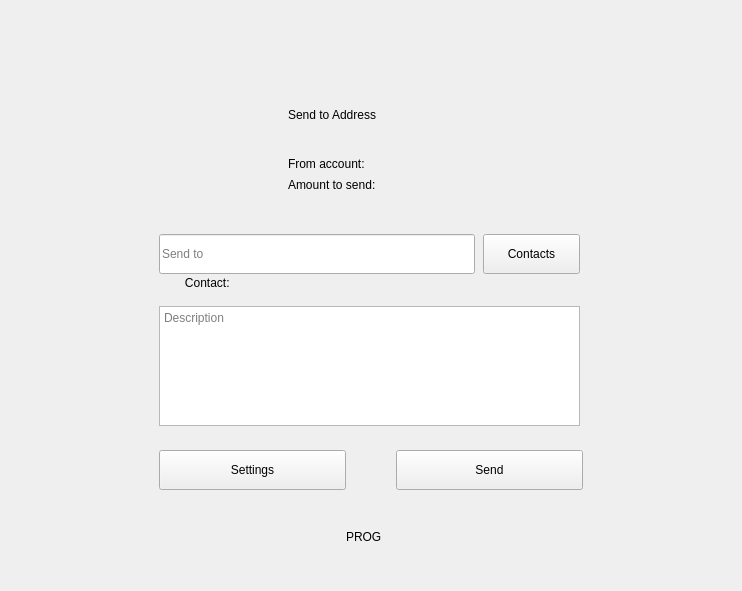
First picture: the form in windows/g_sendOnline.ui, repository 0xkobe/mwc-wallet, before the edit.
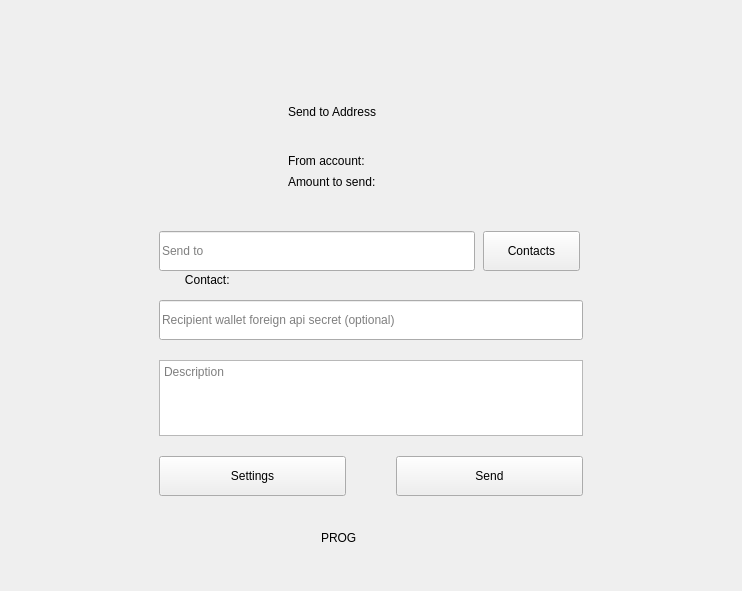
Second picture: the form after the edit. Icons and pictures are not drawn. Custom widgets are drawn as their Qt base class.

Commit message: https://github.com/mwcproject/mwc-qt-wallet/issues/124 plus new progress gif is updated

```diff
--- a/windows/g_sendOnline.ui
+++ b/windows/g_sendOnline.ui
@@ -56,13 +56,13 @@
        <property name="minimumSize">
         <size>
          <width>424</width>
-         <height>394</height>
+         <height>400</height>
         </size>
        </property>
        <property name="maximumSize">
         <size>
          <width>424</width>
-         <height>394</height>
+         <height>400</height>
         </size>
        </property>
        <property name="frameShape">
@@ -138,40 +138,6 @@
          <set>Qt::AlignLeading|Qt::AlignLeft|Qt::AlignVCenter</set>
         </property>
        </widget>
-       <widget class="QTextEdit" name="descriptionEdit">
-        <property name="geometry">
-         <rect>
-          <x>0</x>
-          <y>207</y>
-          <width>421</width>
-          <height>120</height>
-         </rect>
-        </property>
-        <property name="sizePolicy">
-         <sizepolicy hsizetype="Minimum" vsizetype="Minimum">
-          <horstretch>0</horstretch>
-          <verstretch>0</verstretch>
-         </sizepolicy>
-        </property>
-        <property name="minimumSize">
-         <size>
-          <width>200</width>
-          <height>0</height>
-         </size>
-        </property>
-        <property name="maximumSize">
-         <size>
-          <width>16777215</width>
-          <height>120</height>
-         </size>
-        </property>
-        <property name="toolTip">
-         <string>Input message for this transaction.</string>
-        </property>
-        <property name="placeholderText">
-         <string>Description</string>
-        </property>
-       </widget>
        <widget class="control::MwcLineEditNormal" name="sendEdit">
         <property name="geometry">
          <rect>
@@ -269,7 +235,7 @@
         <property name="geometry">
          <rect>
           <x>0</x>
-          <y>351</y>
+          <y>360</y>
           <width>187</width>
           <height>40</height>
          </rect>
@@ -300,7 +266,7 @@
         <property name="geometry">
          <rect>
           <x>237</x>
-          <y>351</y>
+          <y>360</y>
           <width>187</width>
           <height>40</height>
          </rect>
@@ -327,6 +293,110 @@
          <string>Send</string>
         </property>
        </widget>
+       <widget class="QWidget" name="widget_2" native="true">
+        <property name="geometry">
+         <rect>
+          <x>0</x>
+          <y>204</y>
+          <width>424</width>
+          <height>136</height>
+         </rect>
+        </property>
+        <property name="sizePolicy">
+         <sizepolicy hsizetype="Fixed" vsizetype="Fixed">
+          <horstretch>0</horstretch>
+          <verstretch>0</verstretch>
+         </sizepolicy>
+        </property>
+        <property name="minimumSize">
+         <size>
+          <width>424</width>
+          <height>136</height>
+         </size>
+        </property>
+        <property name="maximumSize">
+         <size>
+          <width>424</width>
+          <height>136</height>
+         </size>
+        </property>
+        <layout class="QVBoxLayout" name="verticalLayout_3">
+         <property name="spacing">
+          <number>20</number>
+         </property>
+         <property name="leftMargin">
+          <number>0</number>
+         </property>
+         <property name="topMargin">
+          <number>0</number>
+         </property>
+         <property name="rightMargin">
+          <number>0</number>
+         </property>
+         <property name="bottomMargin">
+          <number>0</number>
+         </property>
+         <item>
+          <widget class="control::MwcLineEditNormal" name="apiSecretEdit">
+           <property name="sizePolicy">
+            <sizepolicy hsizetype="Minimum" vsizetype="Fixed">
+             <horstretch>0</horstretch>
+             <verstretch>0</verstretch>
+            </sizepolicy>
+           </property>
+           <property name="minimumSize">
+            <size>
+             <width>0</width>
+             <height>40</height>
+            </size>
+           </property>
+           <property name="maximumSize">
+            <size>
+             <width>16777215</width>
+             <height>40</height>
+            </size>
+           </property>
+           <property name="text">
+            <string/>
+           </property>
+           <property name="maxLength">
+            <number>1024</number>
+           </property>
+           <property name="placeholderText">
+            <string>Recipient wallet foreign api secret (optional)</string>
+           </property>
+          </widget>
+         </item>
+         <item>
+          <widget class="QTextEdit" name="descriptionEdit">
+           <property name="sizePolicy">
+            <sizepolicy hsizetype="Minimum" vsizetype="Minimum">
+             <horstretch>0</horstretch>
+             <verstretch>0</verstretch>
+            </sizepolicy>
+           </property>
+           <property name="minimumSize">
+            <size>
+             <width>200</width>
+             <height>0</height>
+            </size>
+           </property>
+           <property name="maximumSize">
+            <size>
+             <width>16777215</width>
+             <height>150</height>
+            </size>
+           </property>
+           <property name="toolTip">
+            <string>Input message for this transaction.</string>
+           </property>
+           <property name="placeholderText">
+            <string>Description</string>
+           </property>
+          </widget>
+         </item>
+        </layout>
+       </widget>
       </widget>
      </item>
      <item>
@@ -390,13 +460,13 @@
          </property>
          <property name="minimumSize">
           <size>
-           <width>50</width>
+           <width>100</width>
            <height>50</height>
           </size>
          </property>
          <property name="maximumSize">
           <size>
-           <width>50</width>
+           <width>100</width>
            <height>50</height>
           </size>
          </property>
@@ -462,6 +532,11 @@
    <extends>QPushButton</extends>
    <header>control/MwcPushButton.h</header>
   </customwidget>
+  <customwidget>
+   <class>control::MwcLabelLarge</class>
+   <extends>QLabel</extends>
+   <header>control/MwcLabel.h</header>
+  </customwidget>
   <customwidget>
    <class>control::MwcLabelProgress</class>
    <extends>QLabel</extends>
@@ -477,11 +552,6 @@
    <extends>QLabel</extends>
    <header>control/MwcLabel.h</header>
   </customwidget>
-  <customwidget>
-   <class>control::MwcLabelLarge</class>
-   <extends>QLabel</extends>
-   <header>control/MwcLabel.h</header>
-  </customwidget>
  </customwidgets>
  <resources>
   <include location="../resources.qrc"/>
```
The commit also changes 24 other files.
